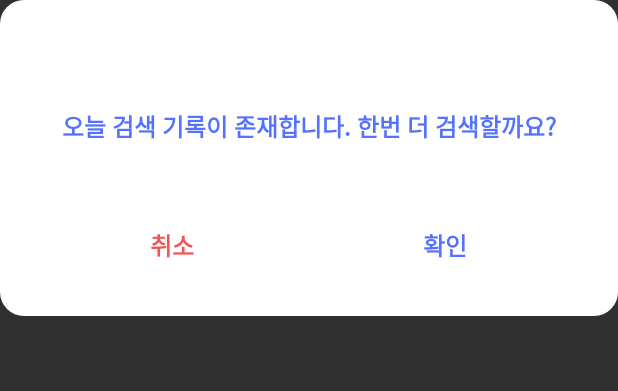
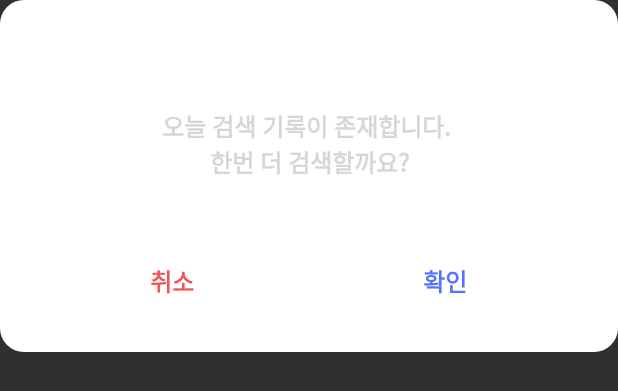
Before and after one commit to b1ctory/Trading-Bot-Mobile, an Android app: the layout layout_dialog.xml on its own in the app's theme, with its tools: preview values and no code run, on a phone screen of 412 x 824 dp. Shown: the top 391 px of the screen. Run offline under Robolectric (Android 15) with nearby library versions, the phone set to English and light mode, and no system bars.

Commit message:
add: check Dialog
- 오늘 검색했는데 또 검색할지 여부를 파악하기 위한 다이얼로그

```diff
--- a/Android/app/src/main/res/layout/layout_dialog.xml
+++ b/Android/app/src/main/res/layout/layout_dialog.xml
@@ -10,10 +10,10 @@
         android:layout_height="wrap_content"
         android:layout_marginTop="72dp"
         android:layout_marginBottom="40dp"
-        android:text="오늘 검색 기록이 존재합니다. 한번 더 검색할까요?"
+        android:text="오늘 검색 기록이 존재합니다. \n한번 더 검색할까요?"
         android:textAlignment="center"
         android:textStyle="bold"
-        android:textColor="@color/chery_blue"
+        android:textColor="@color/dark_grey"
         android:textSize="16sp"/>
 
     <LinearLayout
@@ -25,7 +25,7 @@
         android:orientation="horizontal">
 
         <TextView
-            android:id="@+id/cert_delete_dialog_cancel"
+            android:id="@+id/tv_dialog_cancel"
             android:layout_weight="1"
             android:paddingTop="15dp"
             android:paddingBottom="15dp"
@@ -39,7 +39,7 @@
             android:layout_marginStart="24dp"/>
 
         <TextView
-            android:id="@+id/cert_delete_dialog_ok"
+            android:id="@+id/tv_dialog_ok"
             android:layout_weight="1"
             android:paddingTop="15dp"
             android:paddingBottom="15dp"
```
Also changed, not shown: Android/app/src/main/java/com/exception/tradingbot/SearchDialogFragment.kt (added, +47 -0 lines), Android/app/src/main/res/values/styles.xml (added, +10 -0 lines).
